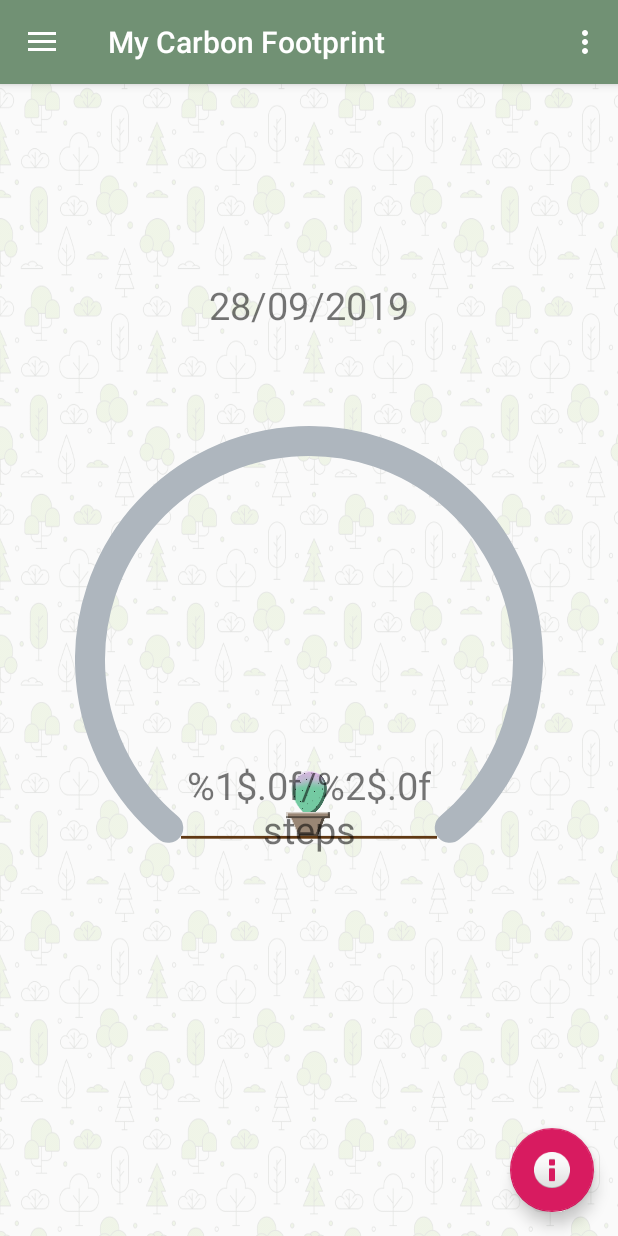
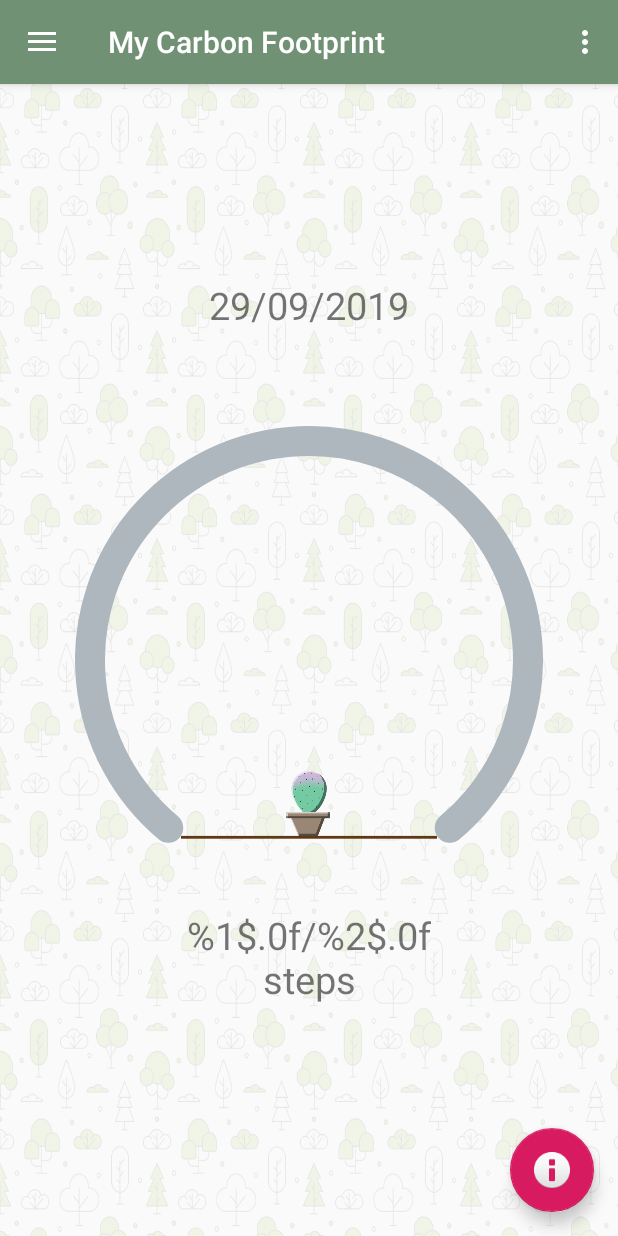
Before and after one commit to carbon-consciousness/android-app, an Android app: the screen it shows after launch (MainActivity), on a phone screen of 412 x 824 dp. Run offline under Robolectric (Android 15) with nearby library versions, the phone set to English and light mode, and no system bars; our stand-ins replace RxJava, navigation-ui; network calls fail.

Commit message:
moved step text down and changed date

```diff
--- a/app/src/main/res/layout/fragment_footprint.xml
+++ b/app/src/main/res/layout/fragment_footprint.xml
@@ -27,7 +27,7 @@
     <TextView
         android:id="@+id/text_view_step_count"
         android:layout_centerHorizontal="true"
-        android:layout_marginTop="450dp"
+        android:layout_marginTop="550dp"
         android:gravity="center"
         android:text="@string/step_count"
         android:textSize="25sp"
@@ -39,7 +39,7 @@
         android:layout_centerHorizontal="true"
         android:layout_marginTop="130dp"
         android:gravity="center"
-        android:text="28/09/2019"
+        android:text="29/09/2019"
         android:textSize="25sp"
         android:layout_width="wrap_content"
         android:layout_height="wrap_content" />
```
